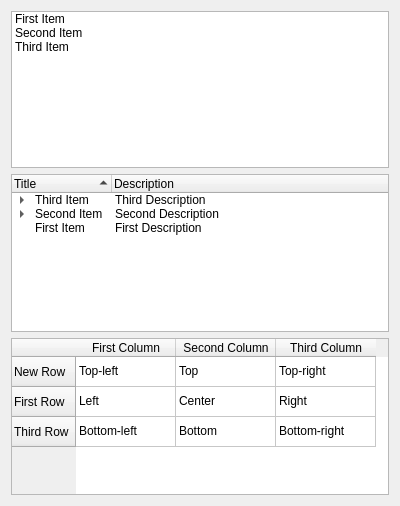
Old version of the form kstyles/oxygen/demo/ui/oxygenlistdemowidget.ui in the repository mgottschlag/kwin-tiling.
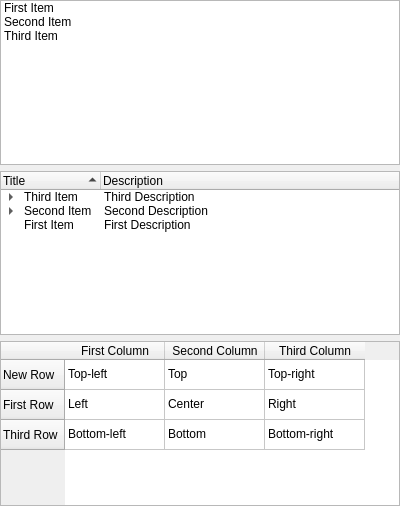
New version of the form.

```diff
--- a/kstyles/oxygen/demo/ui/oxygenlistdemowidget.ui
+++ b/kstyles/oxygen/demo/ui/oxygenlistdemowidget.ui
@@ -11,6 +11,9 @@
    </rect>
   </property>
   <layout class="QVBoxLayout" name="verticalLayout">
+   <property name="margin">
+    <number>0</number>
+   </property>
    <item>
     <widget class="QListWidget" name="listWidget">
      <property name="sortingEnabled">
```
